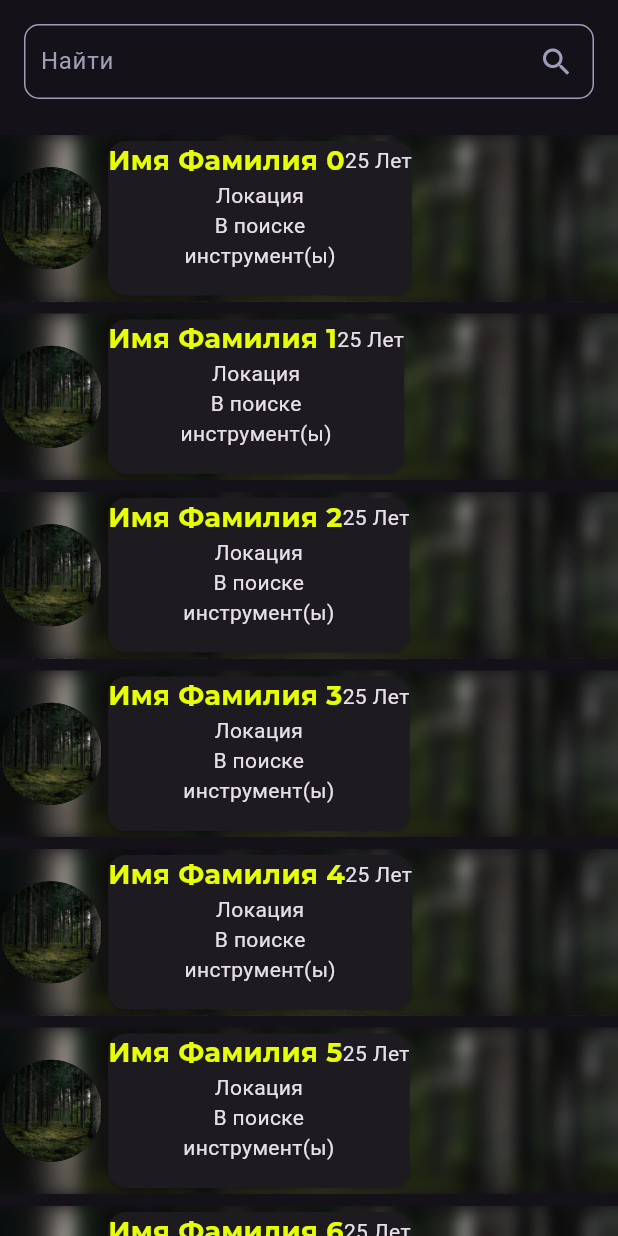
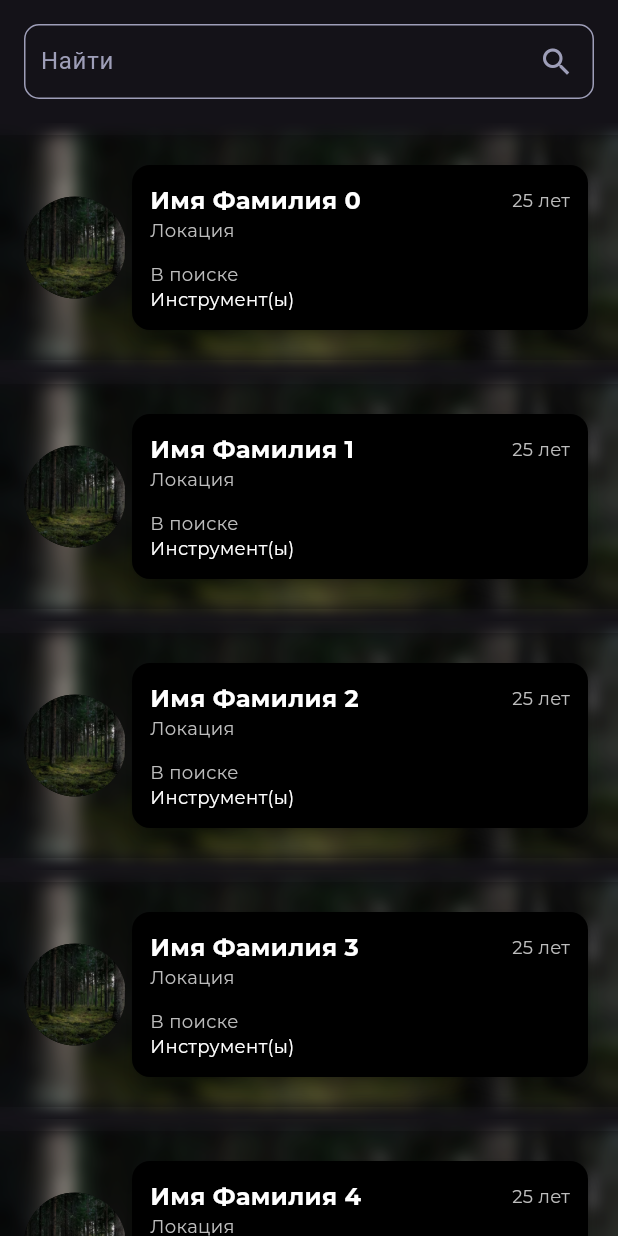
Before and after one commit to CeviCeve/my_band, a Flutter app: the FavoriteScreen screen opened directly, on a phone screen of 412 x 824 dp. Run offline on Flutter 3.47's test engine with Material 3 defaults, Android fonts, the phone set to English and light mode, and no system bars; our stand-ins replace google_fonts, isar; accounts and stored records are empty; generated files the repository leaves out were written again.

Commit message:
fix: card

```diff
--- a/lib/ui/activity/favorite_screen.dart
+++ b/lib/ui/activity/favorite_screen.dart
@@ -13,38 +13,36 @@ class FavoriteScreen extends StatelessWidget {
       body: Column(
         children: [
           SearchElement(controller: TextEditingController()),
-
-          /// Список карточек с размытым фоном внутри
           Expanded(
             child: ListView.builder(
               itemCount: 10,
               itemBuilder:
-                  (context, index) => Padding(
-                    padding: const EdgeInsets.fromLTRB(0, 8, 0, 0),
-                    child: ClipRRect(
+                  (context, index) => ClipRRect(
+                    child: Padding(
+                      padding: const EdgeInsets.fromLTRB(0, 8, 0, 8),
                       child: Stack(
                         children: [
-                          /// Фоновая картинка внутри карточки
                           Positioned.fill(
                             child: Image.asset(
                               'assets/forest.png',
-                              fit: BoxFit.fitWidth,
+                              fit: BoxFit.cover,
                             ),
                           ),
 
-                          /// Размытие только внутри карточки
                           Positioned.fill(
                             child: BackdropFilter(
                               filter: ImageFilter.blur(sigmaX: 5, sigmaY: 5),
                               child: Container(
-                                color: Colors.black26.withAlpha(20),
+                                color: Colors.black.withAlpha(50),
                               ),
                             ),
                           ),
 
-                          // Контент карточки
-                          SizedBox(
-                            height: 111,
+                          Container(
+                            padding: const EdgeInsets.all(16),
+                            decoration: BoxDecoration(
+                              borderRadius: BorderRadius.circular(16),
+                            ),
                             child: Row(
                               children: [
                                 CircleAvatar(
@@ -54,9 +52,21 @@ class FavoriteScreen extends StatelessWidget {
                                   ),
                                   radius: 34,
                                 ),
-                                Card(
+
+                                Expanded(
+                                  child: Card(
+                                    elevation: 4,
+                                    shape: RoundedRectangleBorder(
+                                      borderRadius: BorderRadius.circular(12),
+                                    ),
+                                    color: Colors.black,
+                                    child: Padding(
+                                      padding: const EdgeInsets.all(12),
                                       child: Column(
+                                        crossAxisAlignment:
+                                            CrossAxisAlignment.start,
                                         children: [
+                                          /// Имя + возраст
                                           Row(
                                             mainAxisAlignment:
                                                 MainAxisAlignment.spaceBetween,
@@ -64,23 +74,60 @@ class FavoriteScreen extends StatelessWidget {
                                               Text(
                                                 "Имя Фамилия $index",
                                                 style: GoogleFonts.montserrat(
-                                              color: Color.fromARGB(
-                                                255,
-                                                230,
-                                                255,
-                                                6,
-                                              ),
-                                              fontSize: 18,
+                                                  color: Colors.white,
+                                                  fontSize: 16,
                                                   fontWeight: FontWeight.bold,
                                                 ),
                                               ),
-                                          Text("25 Лет"),
+                                              Text(
+                                                "25 лет",
+                                                style: GoogleFonts.montserrat(
+                                                  color: Colors.grey[400],
+                                                  fontSize: 12,
+                                                  fontWeight: FontWeight.w400,
+                                                ),
+                                              ),
                                             ],
                                           ),
-                                      Text("Локация"),
-                                      Text("В поиске"),
-                                      Text("инструмент(ы)"),
+
+                                          Text(
+                                            "Локация",
+                                            style: GoogleFonts.montserrat(
+                                              color: Colors.grey[400],
+                                              fontSize: 12,
+                                              fontWeight: FontWeight.w400,
+                                            ),
+                                          ),
+
+                                          Padding(
+                                            padding: const EdgeInsets.fromLTRB(
+                                              0,
+                                              12,
+                                              0,
+                                              0,
+                                            ),
+                                            child: Text(
+                                              "В поиске",
+                                              style: GoogleFonts.montserrat(
+                                                color: Colors.grey[400],
+                                                fontSize: 12,
+                                                fontWeight: FontWeight.w400,
+                                              ),
+                                            ),
+                                          ),
+
+                                          /// Инструменты
+                                          Text(
+                                            "Инструмент(ы)",
+                                            style: GoogleFonts.montserrat(
+                                              color: Colors.white,
+                                              fontSize: 12,
+                                              fontWeight: FontWeight.w400,
+                                            ),
+                                          ),
                                         ],
+                                      ),
+                                    ),
                                   ),
                                 ),
                               ],
```
Lines whose indentation alone changed are shown as unchanged.
